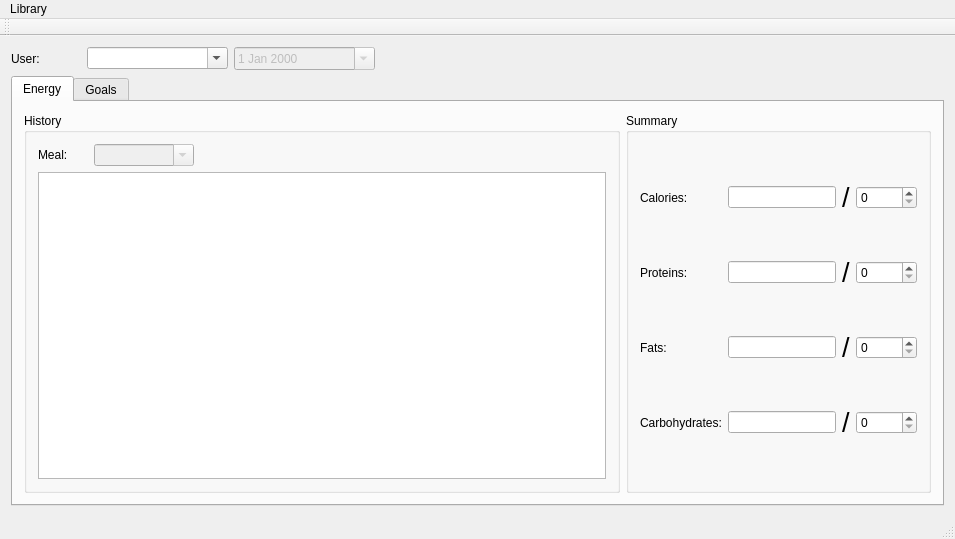
Qt form mainwindow.ui (quantum-pie/cbgu) before a commit.
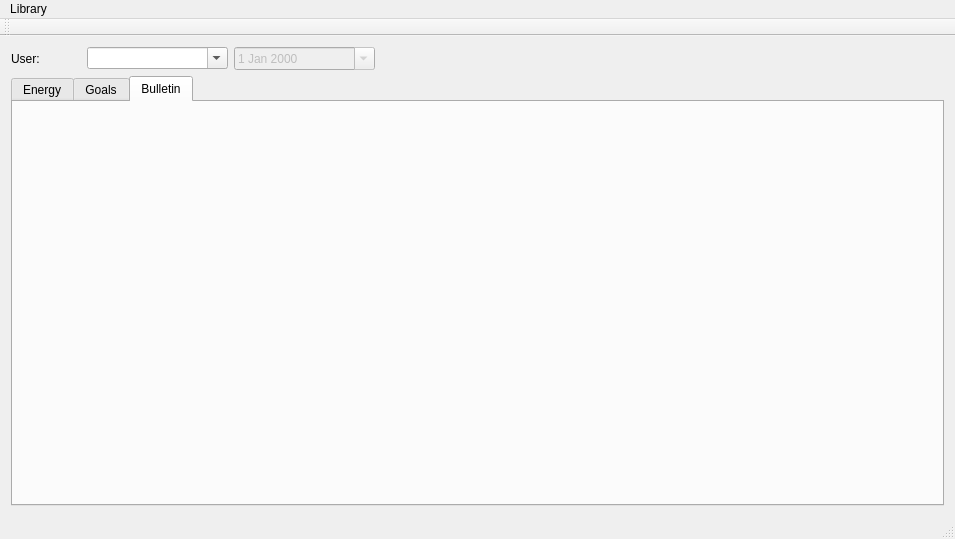
The same form after that commit. Icons and pictures are not drawn.

Commit message: Add bulletin to main window

Patch:
```diff
--- a/mainwindow.ui
+++ b/mainwindow.ui
@@ -29,7 +29,7 @@
     <item row="1" column="0" colspan="4">
      <widget class="QTabWidget" name="tabWidget">
       <property name="currentIndex">
-       <number>0</number>
+       <number>2</number>
       </property>
       <widget class="QWidget" name="tab">
        <attribute name="title">
@@ -218,6 +218,12 @@
         </item>
        </layout>
       </widget>
+      <widget class="QWidget" name="tab_3">
+       <attribute name="title">
+        <string>Bulletin</string>
+       </attribute>
+       <layout class="QGridLayout" name="gridLayout_6"/>
+      </widget>
      </widget>
     </item>
     <item row="0" column="1">
```
The commit also changes 2 other files.
